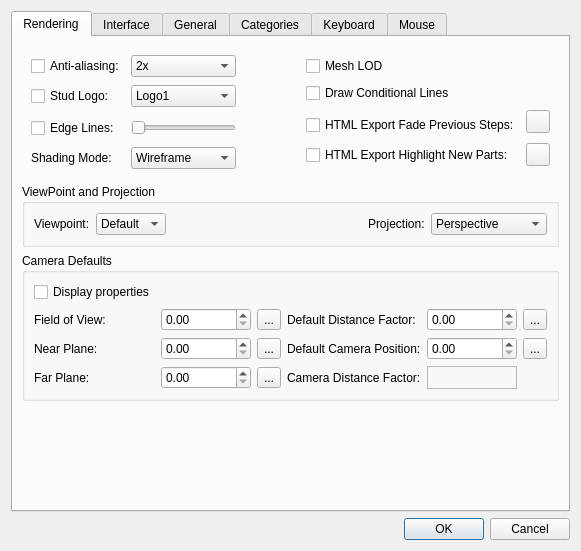
Before: the Qt Designer form lclib/qt/lc_qpreferencesdialog.ui in trevorsandy/lpub3d-ci, drawn with Qt 5.
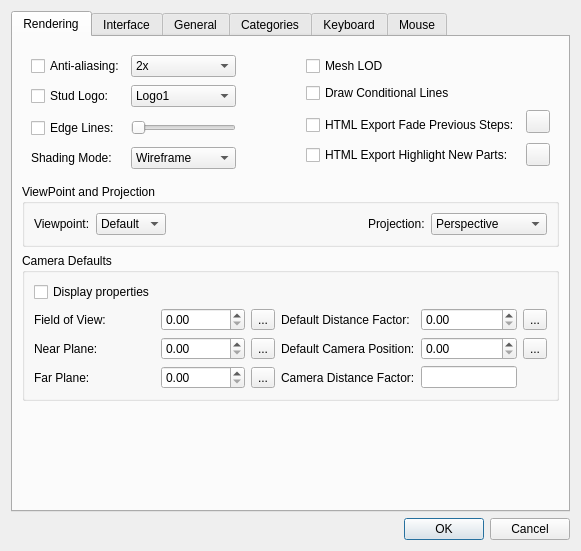
After: the same form once the commit is applied. The open tabs and pages were chosen to show the change. Icons and pictures are not drawn.

Patch:
```diff
--- a/lclib/qt/lc_qpreferencesdialog.ui
+++ b/lclib/qt/lc_qpreferencesdialog.ui
@@ -7,7 +7,7 @@
     <x>0</x>
     <y>0</y>
     <width>553</width>
-    <height>502</height>
+    <height>520</height>
    </rect>
   </property>
   <property name="windowTitle">
@@ -313,25 +313,6 @@
             </property>
            </widget>
           </item>
-          <item row="6" column="4">
-           <widget class="QLabel" name="cameraDistanceFactor">
-            <property name="toolTip">
-             <string>Camera distance factor - (Default Camera Position / -Default Distance Factor)</string>
-            </property>
-            <property name="layoutDirection">
-             <enum>Qt::LeftToRight</enum>
-            </property>
-            <property name="frameShape">
-             <enum>QFrame::StyledPanel</enum>
-            </property>
-            <property name="frameShadow">
-             <enum>QFrame::Sunken</enum>
-            </property>
-            <property name="text">
-             <string/>
-            </property>
-           </widget>
-          </item>
           <item row="4" column="5">
            <widget class="QToolButton" name="resetDefaultDistanceFactor">
             <property name="toolTip">
@@ -352,6 +333,13 @@
             </property>
            </widget>
           </item>
+          <item row="6" column="4">
+           <widget class="QLineEdit" name="cameraDistanceFactor">
+            <property name="toolTip">
+             <string>Camera distance factor - Default Camera Position divided by negative(Default Distance Factor)</string>
+            </property>
+           </widget>
+          </item>
          </layout>
         </widget>
        </item>
```
Left out of the diff: 3 changed lines with no effect on the pictures.
